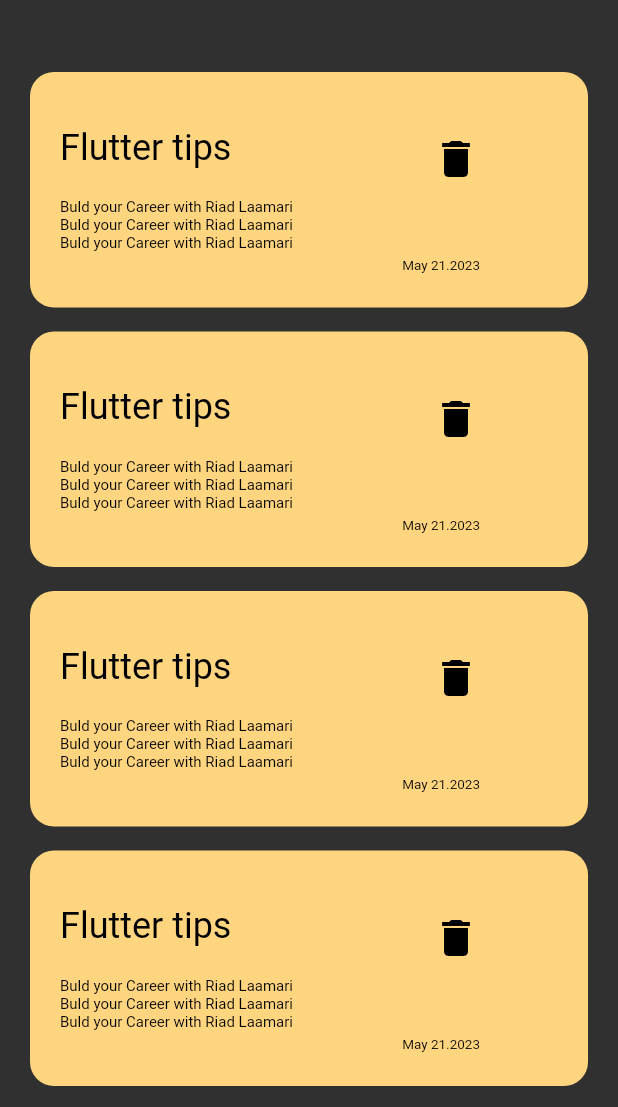
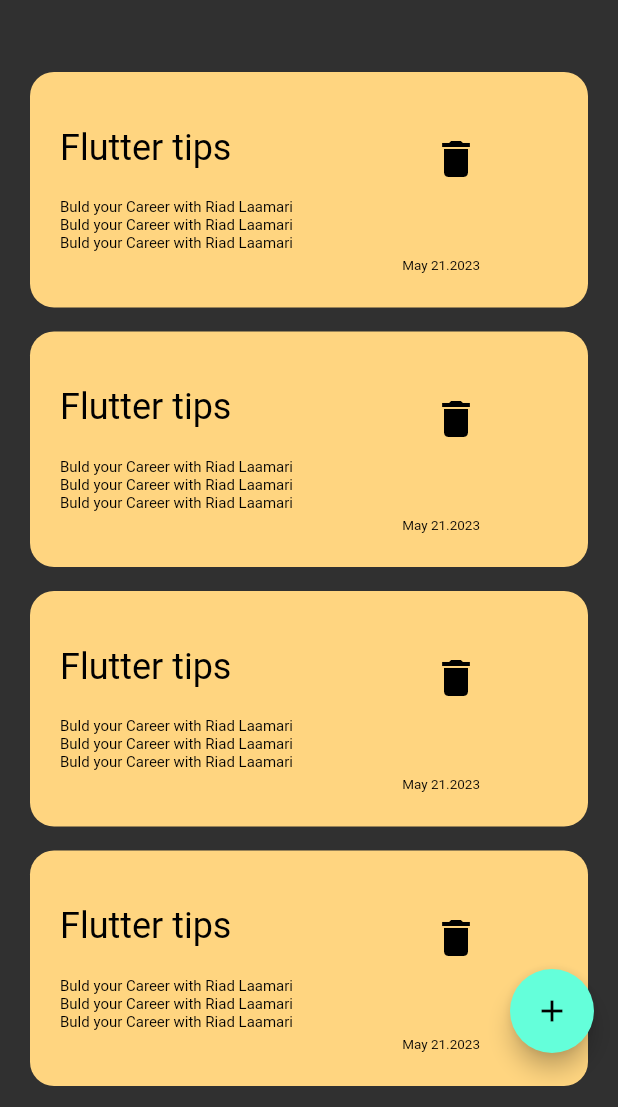
Before and after one commit to riadlam/notes_app, a Flutter app: the screen it shows after launch, on a phone screen of 412 x 824 dp, the part 129-1236 px from its top. Run offline on Flutter 3.47's test engine with Material 2 defaults, Android fonts, the phone set to English and light mode, and no system bars.

Commit message:
add floating action button

```diff
--- a/lib/Views/home_page.dart
+++ b/lib/Views/home_page.dart
@@ -10,6 +10,13 @@ class HomePage extends StatelessWidget {
   @override
   Widget build(BuildContext context) {
     return Scaffold(
+      floatingActionButton: Padding(
+        padding: const EdgeInsets.only(bottom: 20),
+        child: FloatingActionButton(
+          onPressed: () {},
+          child: Icon(Icons.add),
+        ),
+      ),
       body: NotesAppBody(),
     );
   }
```
